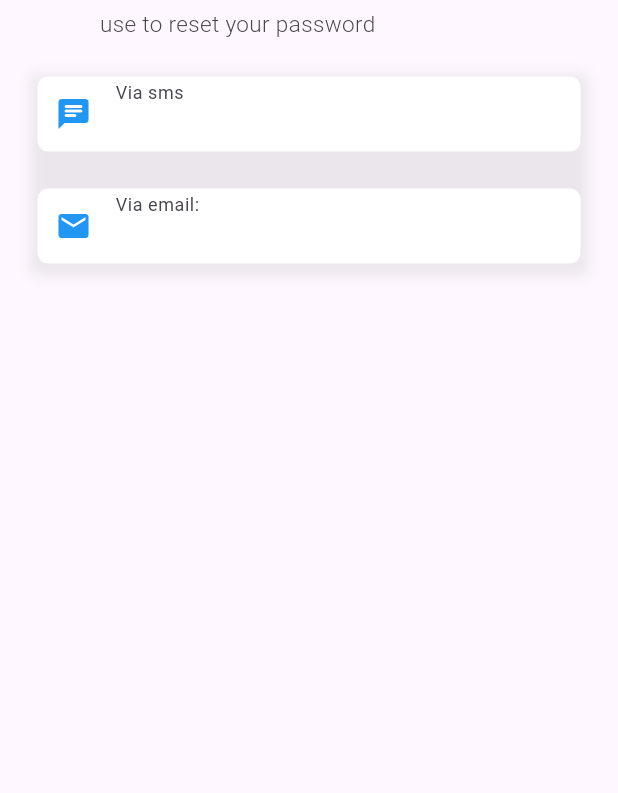
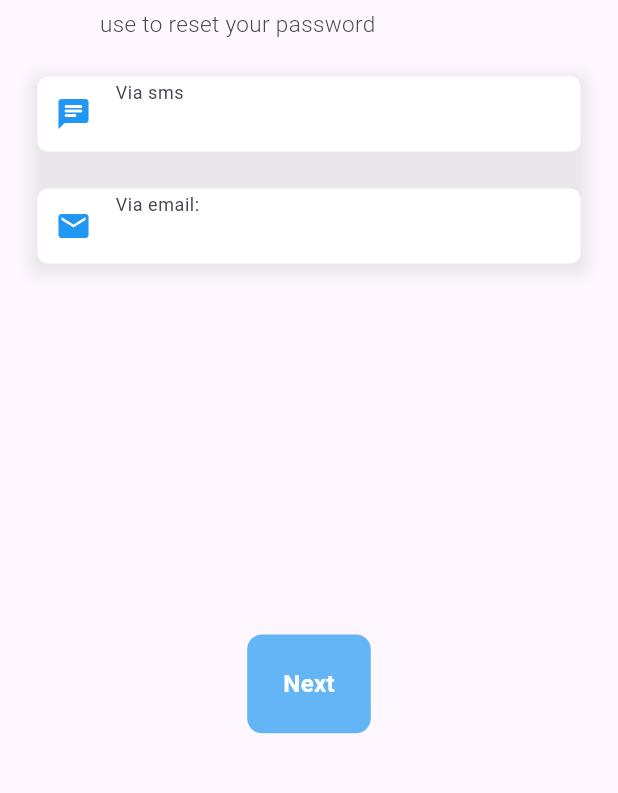
Before and after one commit to Ephrem-shimels21/food_delivery_app_, a Flutter app: the Signup screen opened by its route, after a tap on "Sign In", after a tap on "Forgot Your Password ?", on a phone screen of 412 x 824 dp, the part 314-1107 px from its top. Run offline on Flutter 3.47's test engine with Material 3 defaults, Android fonts, the phone set to English and light mode, and no system bars; our stand-ins replace go_router, google_fonts; Roboto replaces fonts that are missing (meterpolis).

Commit message:
modify forgot_password.dart and add otp_verification

```diff
--- /dev/null
+++ b/lib/auth/screens/forgot_password.dart
@@ -0,0 +1,151 @@
+import 'package:flutter/material.dart';
+import 'package:flutter/services.dart';
+import 'package:food_delivery_appb/auth/widgets/rectangle_button.dart';
+import 'package:food_delivery_appb/auth/widgets/rounded_textfield.dart';
+import 'package:food_delivery_appb/utils/color_extension.dart';
+import 'package:go_router/go_router.dart';
+
+class PasswordReset extends StatefulWidget {
+  const PasswordReset({super.key});
+
+  @override
+  State<PasswordReset> createState() => _PasswordResetState();
+}
+
+class _PasswordResetState extends State<PasswordReset> {
+  TextEditingController phoneController = TextEditingController();
+  TextEditingController emailController = TextEditingController();
+
+  @override
+  Widget build(BuildContext context) {
+    var media = MediaQuery.of(context).size;
+
+    return Scaffold(
+      body: Stack(
+        children: [
+          Align(
+            alignment: Alignment.topRight,
+            child: ClipPath(
+              clipper: CustomClipperPath(),
+              child: Image.asset(
+                "assets/img/splash_bg.png",
+                width: 200,
+                height: 200,
+                fit: BoxFit.cover,
+              ),
+            ),
+          ),
+          Padding(
+            padding: const EdgeInsets.symmetric(horizontal: 25, vertical: 10),
+            child: Column(
+              crossAxisAlignment: CrossAxisAlignment.start,
+              children: [
+                SizedBox(
+                  height: media.height * 0.05,
+                ),
+                Container(
+                  decoration: BoxDecoration(
+                    color: UniversalColors.primary.withOpacity(0.2),
+                    borderRadius: BorderRadius.circular(10),
+                  ),
+                  child: IconButton(
+                    onPressed: () {
+                      GoRouter.of(context).pop();
+                    },
+                    icon: const Icon(Icons.arrow_back_ios_outlined),
+                    color: UniversalColors.primary,
+                    iconSize: 30,
+                    padding: const EdgeInsets.all(10),
+                  ),
+                ),
+                SizedBox(height: media.height * 0.05),
+                Text(
+                  "Forgot Password?",
+                  style: TextStyle(
+                    color: UniversalColors.primaryText,
+                    fontWeight: FontWeight.w800,
+                    fontSize: 30,
+                  ),
+                ),
+                SizedBox(height: media.height * 0.01),
+                Text(
+                  "Select which contact details should we\n use to reset your password",
+                  textAlign: TextAlign.center,
+                  style: TextStyle(
+                    color: UniversalColors.secondaryText,
+                    fontFamily: "meterpolis",
+                    fontSize: 15,
+                    fontWeight: FontWeight.w300,
+                  ),
+                ),
+                SizedBox(height: media.height * 0.03),
+                Container(
+                  decoration: BoxDecoration(
+                    boxShadow: [
+                      BoxShadow(
+                        color: Colors.grey.withOpacity(0.2),
+                        spreadRadius: 5,
+                        blurRadius: 7,
+                        offset: const Offset(0, 3),
+                      ),
+                    ],
+                  ),
+                  child: Column(
+                    children: [
+                      RoundTextfield(
+                        controller: phoneController,
+                        labeltext: "Via sms",
+                        floatingLabelBehavior: FloatingLabelBehavior.always,
+                        keyboardType: TextInputType.number,
+                        inputFormatter: <TextInputFormatter>[
+                          FilteringTextInputFormatter.digitsOnly,
+                          LengthLimitingTextInputFormatter(10)
+                        ],
+                        bgColor: Colors.white,
+                        left:
+                            const Icon(Icons.chat_rounded, color: Colors.blue),
+                      ),
+                      SizedBox(height: media.height * 0.03),
+                      RoundTextfield(
+                        controller: emailController,
+                        labeltext: "Via email:",
+                        floatingLabelBehavior: FloatingLabelBehavior.always,
+                        bgColor: Colors.white,
+                        left: const Icon(Icons.email, color: Colors.blue),
+                      ),
+                    ],
+                  ),
+                ),
+                SizedBox(height: media.height * 0.3),
+                Container(
+                    alignment: Alignment.center,
+                    child: RectangleButton(
+                        text: "Next",
+                        width: media.width * 0.2,
+                        onPressed: () {
+                          GoRouter.of(context).push(
+                            '/passwordReset/otp-verification/${phoneController.text}',
+                          );
+                        })),
+              ],
+            ),
+          ),
+        ],
+      ),
+    );
+  }
+}
+
+class CustomClipperPath extends CustomClipper<Path> {
+  @override
+  Path getClip(Size size) {
+    var path = Path();
+    path.lineTo(size.width, 0);
+    path.lineTo(size.width, size.height);
+    path.close();
+    return path;
+  }
+
+  @override
+  bool shouldReclip(CustomClipper<Path> oldClipper) => false;
+}
--- a/lib/auth/screens/login.dart
+++ b/lib/auth/screens/login.dart
@@ -137,7 +137,7 @@ class _LoginState extends State<Login> {
             ),
             TextButton(
                 onPressed: () {
-                  router.go("/passwordReset");
+                  router.go("/login/passwordReset");
                 },
                 child: Text("Forgot Your Password ?",
                     style: TextStyle(
--- a/lib/auth/screens/reset_password.dart
+++ b/lib/auth/screens/otp_verfication.dart
@@ -1,20 +1,32 @@
+import 'dart:async';
+import 'dart:math';
+
 import 'package:flutter/material.dart';
-import 'package:flutter/services.dart';
-import 'package:food_delivery_appb/Route/route.dart';
+import 'package:flutter/widgets.dart';
+import 'package:food_delivery_appb/auth/widgets/rectangle_button.dart';
 import 'package:food_delivery_appb/auth/widgets/rounded_textfield.dart';
 import 'package:food_delivery_appb/utils/color_extension.dart';
 import 'package:go_router/go_router.dart';
 
-class PasswordReset extends StatefulWidget {
-  const PasswordReset({super.key});
+class OtpVerification extends StatefulWidget {
+  final String phoneNumber;
+  const OtpVerification({super.key, required this.phoneNumber});
 
   @override
-  State<PasswordReset> createState() => _PasswordResetState();
+  State<OtpVerification> createState() => _OtpVerificationState();
 }
 
-class _PasswordResetState extends State<PasswordReset> {
-  TextEditingController phoneController = TextEditingController();
-  TextEditingController emailController = TextEditingController();
+class _OtpVerificationState extends State<OtpVerification> {
+  TextEditingController otpController = TextEditingController();
+  late String otpCode;
+  int timer = 60;
+
+  @override
+  void initState() {
+    super.initState();
+    generateOTP();
+    startTimer();
+  }
 
   @override
   Widget build(BuildContext context) {
@@ -60,7 +72,8 @@ class _PasswordResetState extends State<PasswordReset> {
                 ),
                 SizedBox(height: media.height * 0.05),
                 Text(
-                  "Forgot Password?",
+                  "Enter 4-digit\n Verification code",
+                  textAlign: TextAlign.center,
                   style: TextStyle(
                     color: UniversalColors.primaryText,
                     fontWeight: FontWeight.w800,
@@ -69,7 +82,7 @@ class _PasswordResetState extends State<PasswordReset> {
                 ),
                 SizedBox(height: media.height * 0.01),
                 Text(
-                  "Select which contact details should we\n use to reset your password",
+                  "Code send to ${widget.phoneNumber} \n This code will expired in $timer",
                   textAlign: TextAlign.center,
                   style: TextStyle(
                     color: UniversalColors.secondaryText,
@@ -90,32 +103,18 @@ class _PasswordResetState extends State<PasswordReset> {
                       ),
                     ],
                   ),
-                  child: Column(
-                    children: [
-                      RoundTextfield(
-                        controller: phoneController,
-                        labeltext: "Via sms",
-                        floatingLabelBehavior: FloatingLabelBehavior.always,
-                        keyboardType: TextInputType.number,
-                        inputFormatter: <TextInputFormatter>[
-                          FilteringTextInputFormatter.digitsOnly,
-                          LengthLimitingTextInputFormatter(10)
-                        ],
-                        bgColor: Colors.white,
-                        left:
-                            const Icon(Icons.chat_rounded, color: Colors.blue),
-                      ),
-                      SizedBox(height: media.height * 0.03),
-                      RoundTextfield(
-                        controller: emailController,
-                        labeltext: "Via email:",
-                        floatingLabelBehavior: FloatingLabelBehavior.always,
-                        bgColor: Colors.white,
-                        left: const Icon(Icons.email, color: Colors.blue),
-                      ),
-                    ],
+                  child: RoundTextfield(
+                    controller: otpController,
+                    hintText: "OTP",
                   ),
                 ),
+                SizedBox(height: media.height * 0.3),
+                Container(
+                    alignment: Alignment.center,
+                    child: RectangleButton(
+                        text: "Next",
+                        width: media.width * 0.2,
+                        onPressed: () {})),
               ],
             ),
           ),
@@ -123,6 +122,27 @@ class _PasswordResetState extends State<PasswordReset> {
       ),
     );
   }
+
+  void generateOTP() {
+    otpCode = (1000 + Random().nextInt(9000)).toString();
+    sendOTP(widget.phoneNumber, otpCode);
+  }
+
+  void startTimer() {
+    Timer.periodic(const Duration(seconds: 1), (timer) {
+      if (this.timer == 0) {
+        timer.cancel();
+        generateOTP();
+        this.timer = 60;
+      } else {
+        setState(() {
+          this.timer--;
+        });
+      }
+    });
+  }
+
+  void sendOTP(String phoneNumber, String otpCode) {}
 }
 
 class CustomClipperPath extends CustomClipper<Path> {
```
Also changed, not shown: lib/Route/route.dart (+21 -9 lines).
